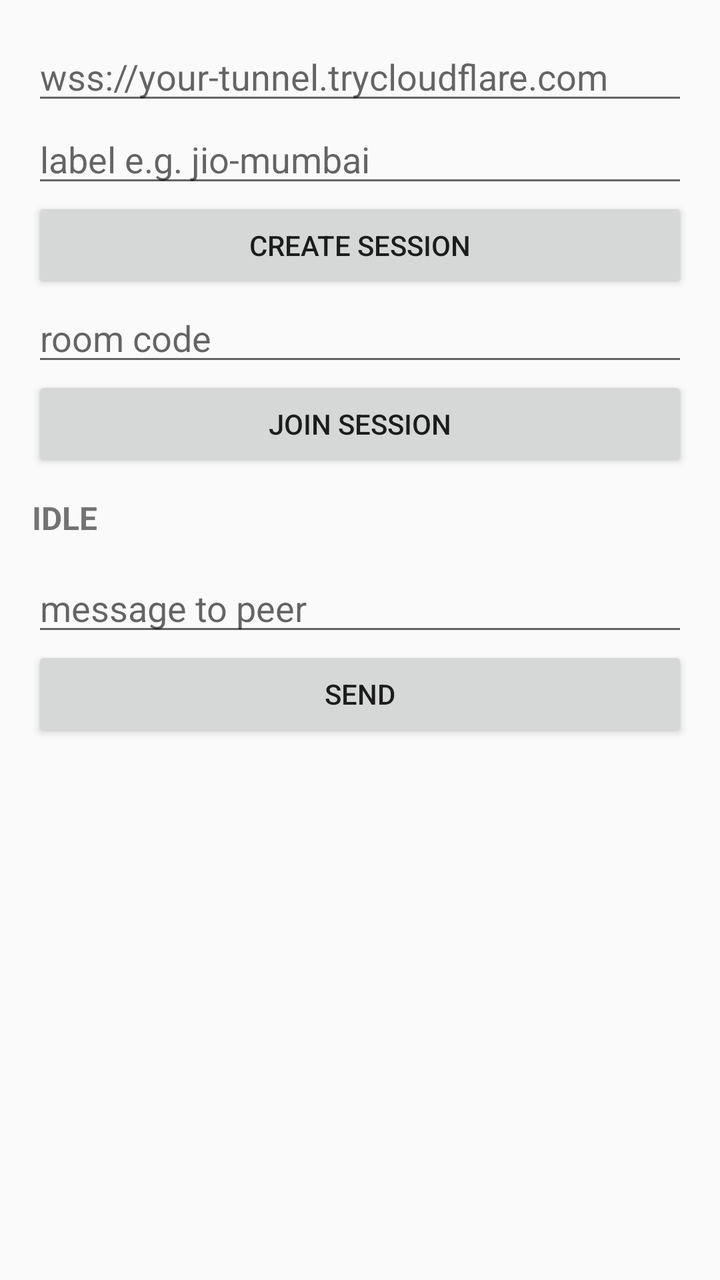
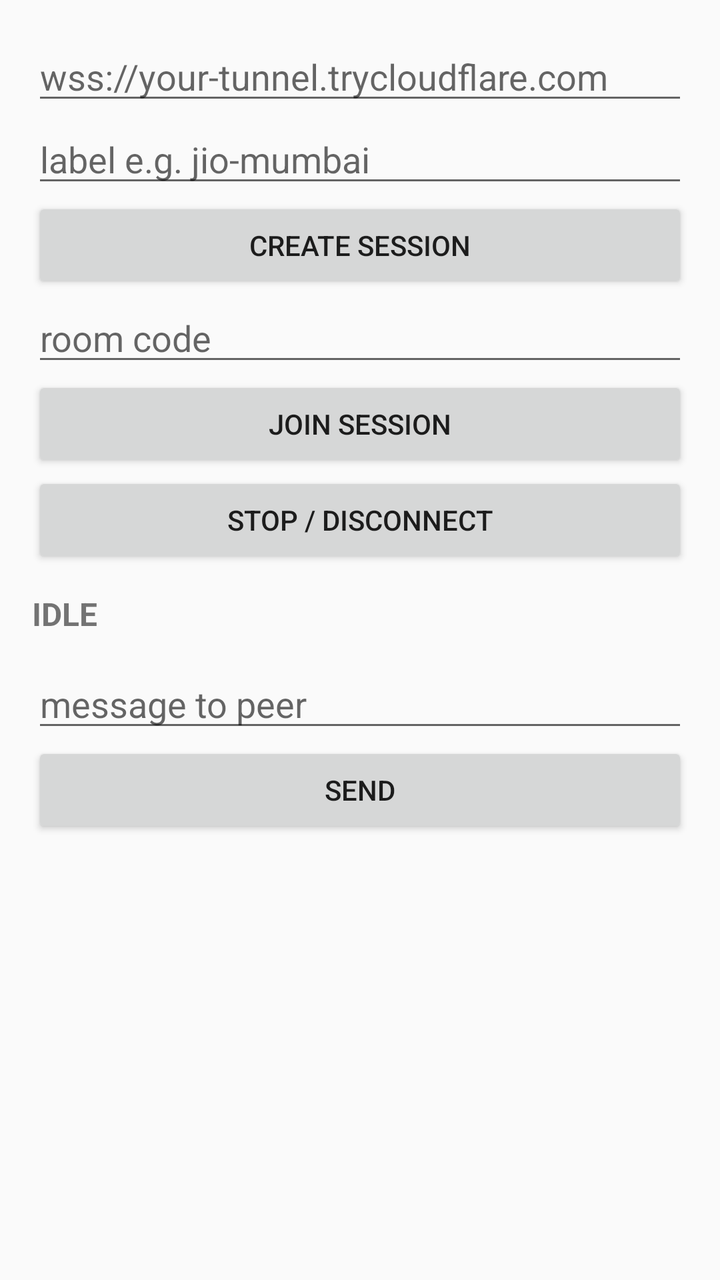

Two renders of the same Android screen: before a commit and after it. Below are the layout's source before the change and the commit's diff.
<!-- AndroidManifest.xml: application theme android:Theme.Material.Light.NoActionBar -->
<!-- res/layout/activity_main.xml -->
<?xml version="1.0" encoding="utf-8"?>
<LinearLayout xmlns:android="http://schemas.android.com/apk/res/android"
    android:layout_width="match_parent"
    android:layout_height="match_parent"
    android:orientation="vertical"
    android:padding="16dp">

    <EditText
        android:id="@+id/etServer"
        android:layout_width="match_parent"
        android:layout_height="wrap_content"
        android:hint="wss://your-tunnel.trycloudflare.com"
        android:inputType="textUri"
        android:singleLine="true" />

    <EditText
        android:id="@+id/etLabel"
        android:layout_width="match_parent"
        android:layout_height="wrap_content"
        android:hint="label e.g. jio-mumbai"
        android:singleLine="true" />

    <Button
        android:id="@+id/btnCreate"
        android:layout_width="match_parent"
        android:layout_height="wrap_content"
        android:text="Create session" />

    <EditText
        android:id="@+id/etCode"
        android:layout_width="match_parent"
        android:layout_height="wrap_content"
        android:hint="room code"
        android:maxLength="4"
        android:singleLine="true"
        android:textAllCaps="true" />

    <Button
        android:id="@+id/btnJoin"
        android:layout_width="match_parent"
        android:layout_height="wrap_content"
        android:text="Join session" />

    <TextView
        android:id="@+id/tvStatus"
        android:layout_width="match_parent"
        android:layout_height="wrap_content"
        android:paddingTop="12dp"
        android:paddingBottom="12dp"
        android:text="IDLE"
        android:textSize="16sp"
        android:textStyle="bold" />

    <EditText
        android:id="@+id/etMsg"
        android:layout_width="match_parent"
        android:layout_height="wrap_content"
        android:hint="message to peer"
        android:singleLine="true" />

    <Button
        android:id="@+id/btnSend"
        android:layout_width="match_parent"
        android:layout_height="wrap_content"
        android:text="Send" />

    <ScrollView
        android:layout_width="match_parent"
        android:layout_height="0dp"
        android:layout_weight="1">

        <TextView
            android:id="@+id/tvLog"
            android:layout_width="match_parent"
            android:layout_height="wrap_content"
            android:textIsSelectable="true"
            android:textSize="12sp"
            android:typeface="monospace" />
    </ScrollView>
</LinearLayout>
<!-- resources referenced by this layout -->
<resources>

</resources>

<!-- the commit's change to res/layout/activity_main.xml (unified diff, before → after) -->
@@ -41,6 +41,12 @@
         android:layout_height="wrap_content"
         android:text="Join session" />
 
+    <Button
+        android:id="@+id/btnStop"
+        android:layout_width="match_parent"
+        android:layout_height="wrap_content"
+        android:text="Stop / Disconnect" />
+
     <TextView
         android:id="@+id/tvStatus"
         android:layout_width="match_parent"
@@ -65,6 +71,7 @@
         android:text="Send" />
 
     <ScrollView
+        android:id="@+id/svLog"
         android:layout_width="match_parent"
         android:layout_height="0dp"
         android:layout_weight="1">
